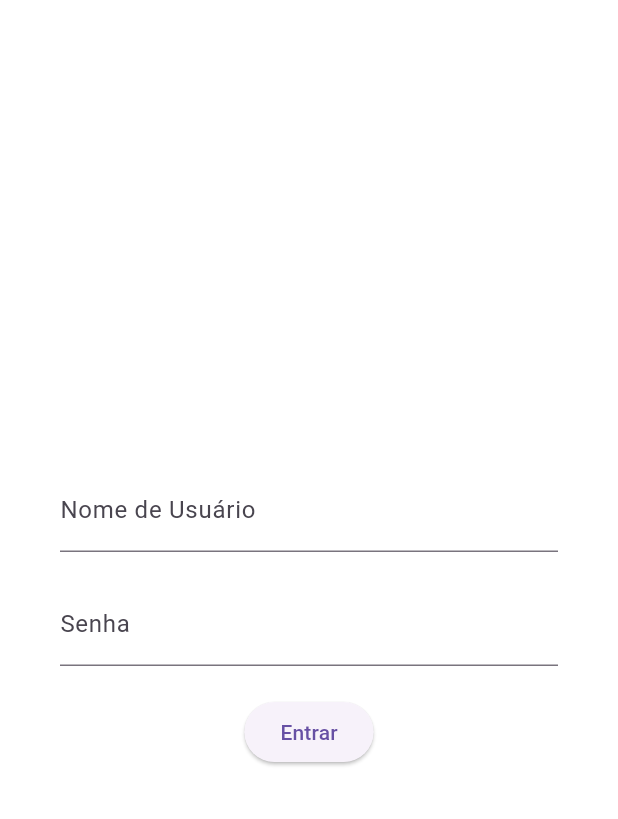
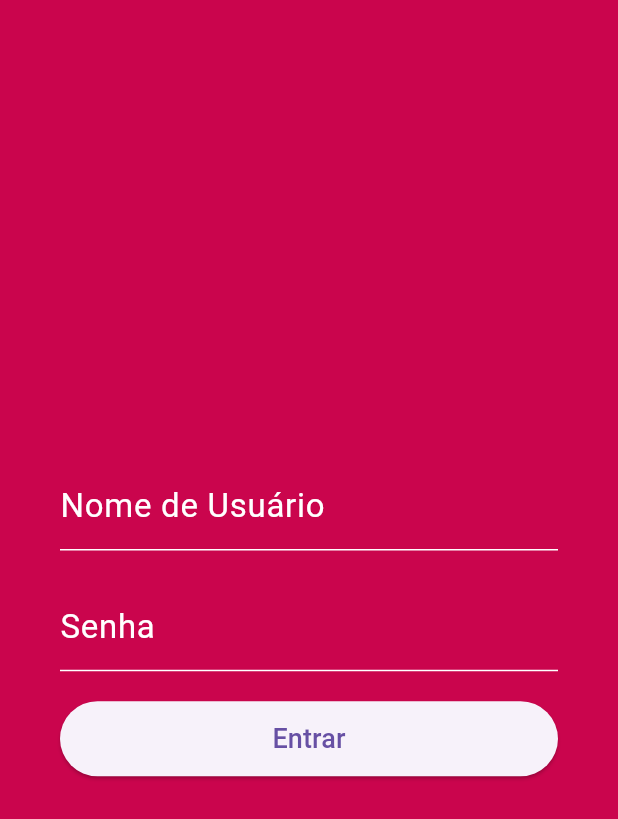
Before and after one commit to danieljmartins/projeto-interdisciplinar-quinto-semestre-mobile, a Flutter app: the LoginScreen screen opened directly, on a phone screen of 412 x 824 dp. Shown: the top 819 px of the screen. Run offline on Flutter 3.47's test engine with Material 3 defaults, Android fonts, the phone set to English and light mode, and no system bars.

Commit message:
terminando o layout da tela de login

```diff
--- a/lib/login.dart
+++ b/lib/login.dart
@@ -1,4 +1,5 @@
 import 'package:flutter/material.dart';
+import 'package:verifact/pesquisa.dart';
 
 class LoginScreen extends StatelessWidget {
   const LoginScreen({super.key});
@@ -6,7 +7,7 @@ class LoginScreen extends StatelessWidget {
   @override
   Widget build(BuildContext context) {
     return Scaffold(
-      backgroundColor: Colors.transparent,
+      backgroundColor: const Color(0xFFCA054D),
       body: Center(
         child: Padding(
           padding: const EdgeInsets.symmetric(horizontal: 40.0),
@@ -16,22 +17,53 @@ class LoginScreen extends StatelessWidget {
               const TextField(
                 decoration: InputDecoration(
                   labelText: 'Nome de Usuário',
+                  labelStyle: TextStyle(
+                    color: Colors.white,
+                    fontSize: 22.0,
+                  ),
+                  enabledBorder: UnderlineInputBorder(
+                    borderSide: BorderSide(color: Colors.white),
+                  ),
+                  focusedBorder: UnderlineInputBorder(
+                    borderSide: BorderSide(color: Colors.white),
+                  ),
                 ),
+                style: TextStyle(color: Colors.white), // Cor do texto digitado
+                cursorColor: Colors.white, // Cor do cursor
               ),
               const SizedBox(height: 20.0),
               const TextField(
                 obscureText: true,
                 decoration: InputDecoration(
                   labelText: 'Senha',
+                  labelStyle: TextStyle(
+                    color: Colors.white,
+                    fontSize: 22.0,
+                  ),
+                  enabledBorder: UnderlineInputBorder(
+                    borderSide: BorderSide(color: Colors.white),
+                  ),
+                  focusedBorder: UnderlineInputBorder(
+                    borderSide: BorderSide(color: Colors.white),
+                  ),
                 ),
+                style: TextStyle(color: Colors.white), // Cor do texto digitado
+                cursorColor: Colors.white, // Cor do cursor
               ),
               const SizedBox(height: 20.0),
-              ElevatedButton(
-                onPressed: () {
-                  // Aqui você pode adicionar a lógica para verificar as credenciais
-                  // e navegar para a próxima tela se forem válidas
-                },
-                child: const Text('Entrar'),
+              SizedBox(
+                width: double.infinity, // Largura total
+                height: 50.0, // Altura do botão
+                child: ElevatedButton(
+                  onPressed: () => Navigator.push(
+                    context,
+                    MaterialPageRoute(builder: (context) => const Pesquisa()),
+                  ),
+                  child: const Text(
+                    'Entrar',
+                    style: TextStyle(fontSize: 18.0),
+                  ),
+                ),
               ),
             ],
           ),
--- a/lib/main.dart
+++ b/lib/main.dart
@@ -1,5 +1,5 @@
 import 'package:flutter/material.dart';
-import 'pesquisa.dart';
+import 'login.dart';
 
 void main() {
   runApp(const MaterialApp(
@@ -40,7 +40,7 @@ class MainApp extends StatelessWidget {
                 child: Container(
                   width: 304.0,
                   height: 354.0,
-                  color: Color.fromRGBO(59, 28, 50, 1),
+                  color: const Color.fromRGBO(59, 28, 50, 1),
                 ),
               ),
             ),
@@ -144,7 +144,8 @@ class MainApp extends StatelessWidget {
               child: ElevatedButton(
                 onPressed: () => Navigator.push(
                   context,
-                  MaterialPageRoute(builder: (context) => const Pesquisa()),
+                  //MaterialPageRoute(builder: (context) => const Pesquisa()),
+                  MaterialPageRoute(builder: (context) => const LoginScreen()),
                 ),
                 style: ElevatedButton.styleFrom(
                   backgroundColor: const Color(0xFF3B1C32),
```
